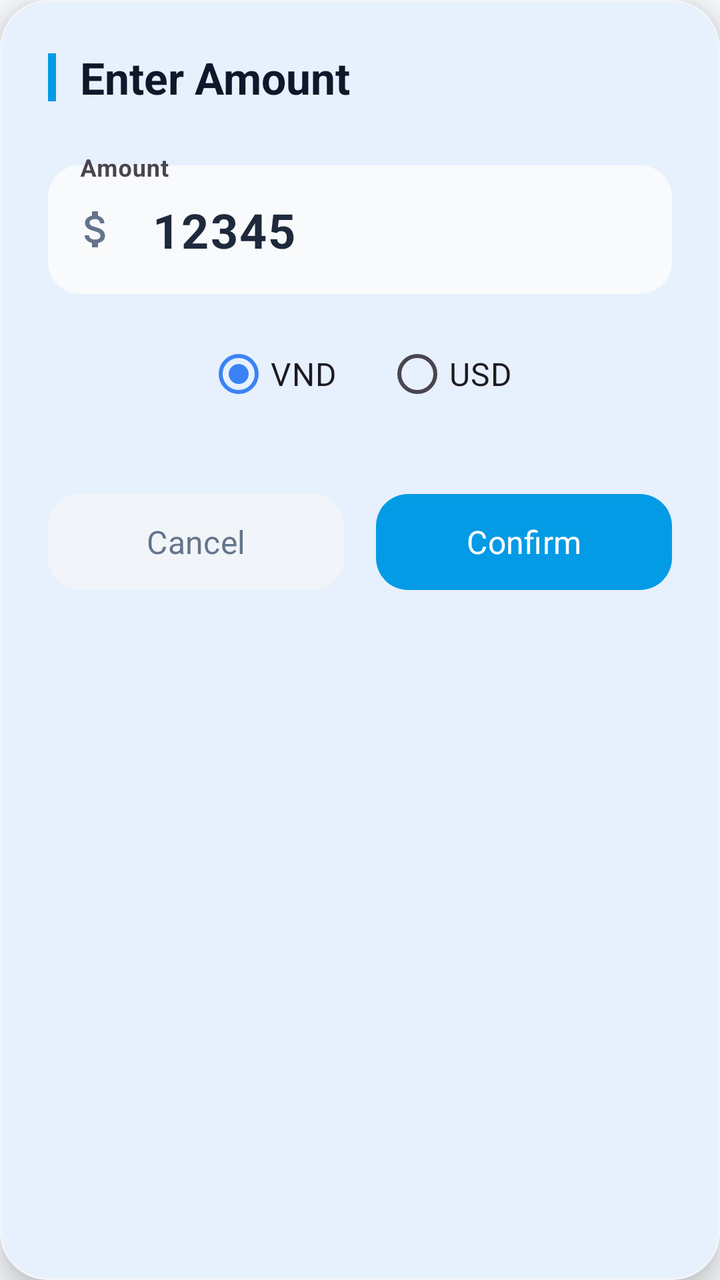
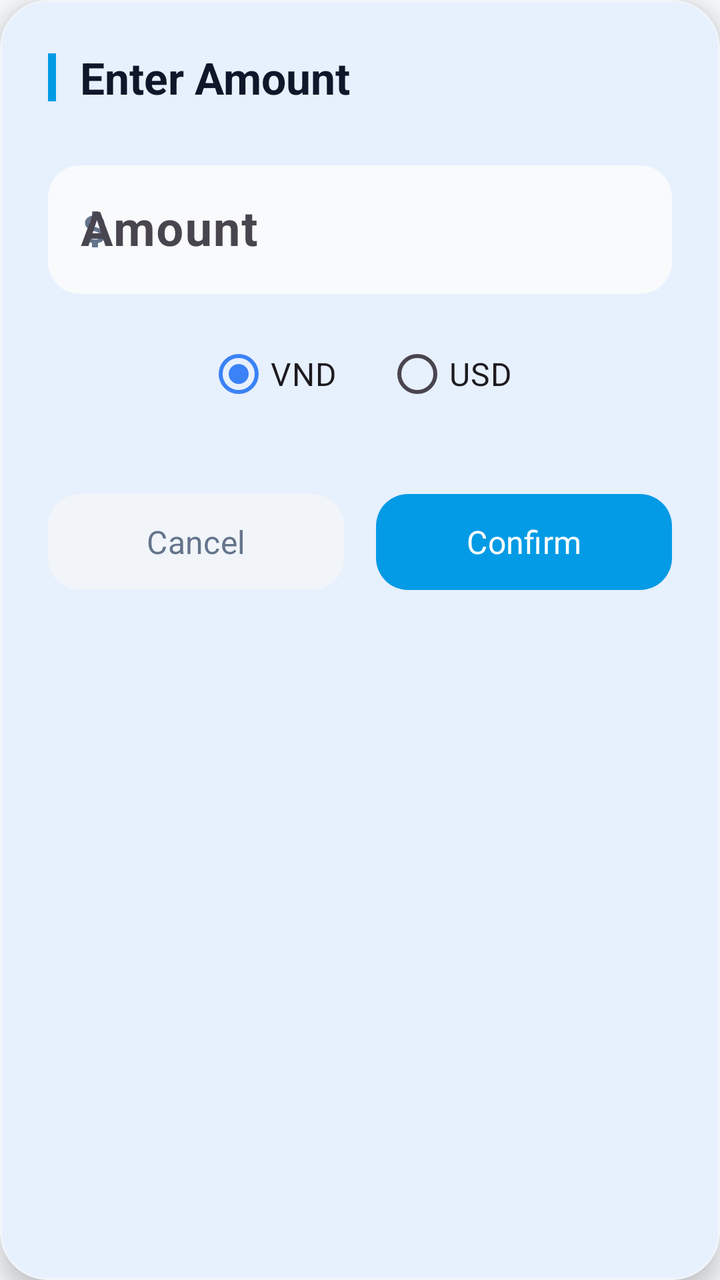

An Android layout rendered at two revisions. The XML below is the earlier revision; the diff shows what the commit changed to produce the second picture.
<!-- AndroidManifest.xml: application theme Theme.MySoftPOS -->
<!-- res/layout/dialog_amount_input.xml -->
<?xml version="1.0" encoding="utf-8"?>
<com.google.android.material.card.MaterialCardView xmlns:android="http://schemas.android.com/apk/res/android"
    xmlns:app="http://schemas.android.com/apk/res-auto"
    android:layout_width="match_parent"
    android:layout_height="wrap_content"
    android:layout_margin="16dp"
    app:cardBackgroundColor="@android:color/white"
    app:cardCornerRadius="24dp"
    app:cardElevation="8dp"
    app:strokeColor="#F1F5F9"
    app:strokeWidth="1dp">

    <LinearLayout
        android:layout_width="match_parent"
        android:layout_height="wrap_content"
        android:orientation="vertical"
        android:padding="24dp">

        <LinearLayout
            android:layout_width="match_parent"
            android:layout_height="wrap_content"
            android:orientation="horizontal"
            android:gravity="center_vertical"
            android:layout_marginBottom="24dp">
            
            <View
                android:layout_width="4dp"
                android:layout_height="24dp"
                android:background="#039BE5"
                android:layout_marginEnd="12dp"
                app:shapeAppearanceOverlay="@style/ShapeAppearance.Material3.Corner.Full"/>

            <TextView
                android:id="@+id/tvDialogTitle"
                android:layout_width="wrap_content"
                android:layout_height="wrap_content"
                android:text="Enter Amount"
                android:textColor="#0F172A"
                android:textSize="22sp"
                android:textStyle="bold" />
        </LinearLayout>

        <com.google.android.material.textfield.TextInputLayout
            android:id="@+id/tilAmount"
            android:layout_width="match_parent"
            android:layout_height="wrap_content"
            android:hint="Amount"
            app:boxBackgroundColor="#F8FAFC"
            app:boxStrokeColor="#039BE5"
            app:boxStrokeWidth="0dp"
            app:boxStrokeWidthFocused="2dp"
            app:boxCornerRadiusTopStart="16dp"
            app:boxCornerRadiusTopEnd="16dp"
            app:boxCornerRadiusBottomStart="16dp"
            app:boxCornerRadiusBottomEnd="16dp"
            app:startIconDrawable="@drawable/ic_attach_money"
            app:startIconTint="#64748B">

            <com.google.android.material.textfield.TextInputEditText
                android:id="@+id/etAmount"
                android:layout_width="match_parent"
                android:layout_height="wrap_content"
                android:inputType="number"
                android:text="12345"
                android:textSize="24sp"
                android:textStyle="bold"
                android:textColor="#1E293B"
                android:paddingVertical="16dp"/>
        </com.google.android.material.textfield.TextInputLayout>

        <RadioGroup
            android:id="@+id/rgCurrency"
            android:layout_width="match_parent"
            android:layout_height="wrap_content"
            android:orientation="horizontal"
            android:gravity="center"
            android:layout_marginTop="16dp">

            <RadioButton
                android:id="@+id/rbVnd"
                android:layout_width="wrap_content"
                android:layout_height="wrap_content"
                android:text="VND"
                android:checked="true"
                android:buttonTint="#039BE5"
                android:textSize="16sp"
                android:layout_marginEnd="24dp"/>

            <RadioButton
                android:id="@+id/rbUsd"
                android:layout_width="wrap_content"
                android:layout_height="wrap_content"
                android:text="USD"
                android:buttonTint="#039BE5"
                android:textSize="16sp"/>
        </RadioGroup>

        <LinearLayout
            android:layout_width="match_parent"
            android:layout_height="wrap_content"
            android:orientation="horizontal"
            android:layout_marginTop="32dp"
            android:weightSum="2">

            <com.google.android.material.button.MaterialButton
                android:id="@+id/btnCancel"
                android:layout_width="0dp"
                android:layout_height="56dp"
                android:layout_weight="1"
                android:layout_marginEnd="8dp"
                android:text="Cancel"
                android:textColor="#64748B"
                android:textSize="16sp"
                app:backgroundTint="#F1F5F9"
                app:cornerRadius="16dp"
                app:elevation="0dp"/>

            <com.google.android.material.button.MaterialButton
                android:id="@+id/btnConfirm"
                android:layout_width="0dp"
                android:layout_height="56dp"
                android:layout_weight="1"
                android:layout_marginStart="8dp"
                android:text="Confirm"
                android:textSize="16sp"
                app:backgroundTint="#039BE5"
                app:cornerRadius="16dp"
                app:elevation="2dp"/>
        </LinearLayout>
    </LinearLayout>

</com.google.android.material.card.MaterialCardView>
<!-- resources referenced by this layout -->
<resources>
  <!-- drawable ic_attach_money (drawable) -->
  <vector xmlns:android="http://schemas.android.com/apk/res/android"
      android:width="24dp"
      android:height="24dp"
      android:viewportWidth="24"
      android:viewportHeight="24">
    <path
        android:fillColor="#FF000000"
        android:pathData="M11.8,10.9c-2.27,-0.59 -3,-1.2 -3,-2.15c0,-1.09 1.01,-1.85 2.7,-1.85c1.78,0 2.44,0.85 2.5,2.1h2.21c-0.07,-1.72 -1.12,-3.3 -3.21,-3.81V3h-3v2.16c-1.94,0.42 -3.5,1.68 -3.5,3.61c0,2.31 1.91,3.46 4.7,4.13c2.5,0.6 3,1.48 3,2.41c0,0.69 -0.49,1.79 -2.7,1.79c-2.06,0 -2.87,-0.92 -2.98,-2.1h-2.2c0.12,2.19 1.76,3.42 3.68,3.83V21h3v-2.15c1.95,-0.37 3.5,-1.5 3.5,-3.55c0,-2.84 -2.43,-3.81 -4.7,-4.4z"/>
  </vector>
  <style name="Theme.MySoftPOS" parent="Theme.Material3.Light.NoActionBar">
          
          <item name="colorPrimary">@color/primary</item>
          <item name="colorOnPrimary">@color/on_primary</item>
          <item name="colorPrimaryContainer">@color/background</item>
          <item name="colorOnPrimaryContainer">@color/primary</item>
  
          <item name="colorSecondary">@color/secondary</item>
          <item name="colorOnSecondary">@color/on_secondary</item>
          
          
          <item name="colorSurface">@color/surface</item>
          <item name="colorOnSurface">@color/on_surface</item>
          <item name="android:colorBackground">@color/background</item>
          <item name="android:textColorPrimary">@color/text_primary</item>
          <item name="android:textColorSecondary">@color/text_secondary</item>
          
          
          <item name="android:editTextColor">@color/text_primary</item>
          <item name="android:textColorHint">@color/text_hint</item>
  
          <item name="colorError">@color/error</item>
          
          <item name="android:statusBarColor">@color/background</item>
          <item name="android:windowLightStatusBar">true</item>
  
          
          <item name="android:windowAnimationStyle">@style/AppWindowAnimations</item>
  
          
          <item name="android:fontFamily">sans-serif</item>
      </style>
  <color name="primary">#3B82F6</color>
  <color name="on_primary">#FFFFFF</color>
  <color name="background">#F8FAFC</color>
  <color name="secondary">#06B6D4</color>
  <color name="on_secondary">#000000</color>
  <color name="surface">#FFFFFF</color>
  <color name="on_surface">#1E293B</color>
  <color name="text_primary">#1E293B</color>
  <color name="text_secondary">#64748B</color>
  <color name="text_hint">#94A3B8</color>
  <color name="error">#EF4444</color>
  <style name="AppWindowAnimations" parent="@android:style/Animation.Activity">
          <item name="android:activityOpenEnterAnimation">@anim/slide_in_right</item>
          <item name="android:activityOpenExitAnimation">@anim/slide_out_left</item>
          <item name="android:activityCloseEnterAnimation">@anim/slide_in_left</item>
          <item name="android:activityCloseExitAnimation">@anim/slide_out_right</item>
      </style>
</resources>

<!-- the commit's change to res/layout/dialog_amount_input.xml (unified diff, before → after) -->
@@ -34,7 +34,7 @@
                 android:id="@+id/tvDialogTitle"
                 android:layout_width="wrap_content"
                 android:layout_height="wrap_content"
-                android:text="Enter Amount"
+                android:text="@string/dialog_amount_title"
                 android:textColor="#0F172A"
                 android:textSize="22sp"
                 android:textStyle="bold" />
@@ -44,7 +44,7 @@
             android:id="@+id/tilAmount"
             android:layout_width="match_parent"
             android:layout_height="wrap_content"
-            android:hint="Amount"
+            android:hint="@string/dialog_amount_hint"
             app:boxBackgroundColor="#F8FAFC"
             app:boxStrokeColor="#039BE5"
             app:boxStrokeWidth="0dp"
@@ -61,7 +61,7 @@
                 android:layout_width="match_parent"
                 android:layout_height="wrap_content"
                 android:inputType="number"
-                android:text="12345"
+                android:text=""
                 android:textSize="24sp"
                 android:textStyle="bold"
                 android:textColor="#1E293B"
@@ -80,7 +80,7 @@
                 android:id="@+id/rbVnd"
                 android:layout_width="wrap_content"
                 android:layout_height="wrap_content"
-                android:text="VND"
+                android:text="@string/currency_vnd"
                 android:checked="true"
                 android:buttonTint="#039BE5"
                 android:textSize="16sp"
@@ -90,7 +90,7 @@
                 android:id="@+id/rbUsd"
                 android:layout_width="wrap_content"
                 android:layout_height="wrap_content"
-                android:text="USD"
+                android:text="@string/currency_usd"
                 android:buttonTint="#039BE5"
                 android:textSize="16sp"/>
         </RadioGroup>
@@ -108,7 +108,7 @@
                 android:layout_height="56dp"
                 android:layout_weight="1"
                 android:layout_marginEnd="8dp"
-                android:text="Cancel"
+                android:text="@string/common_cancel"
                 android:textColor="#64748B"
                 android:textSize="16sp"
                 app:backgroundTint="#F1F5F9"
@@ -121,7 +121,7 @@
                 android:layout_height="56dp"
                 android:layout_weight="1"
                 android:layout_marginStart="8dp"
-                android:text="Confirm"
+                android:text="@string/common_confirm"
                 android:textSize="16sp"
                 app:backgroundTint="#039BE5"
                 app:cornerRadius="16dp"
<!-- resource entries referenced after the edit -->
@@ -10,6 +10,12 @@
         android:fillColor="#FF000000"
         android:pathData="M11.8,10.9c-2.27,-0.59 -3,-1.2 -3,-2.15c0,-1.09 1.01,-1.85 2.7,-1.85c1.78,0 2.44,0.85 2.5,2.1h2.21c-0.07,-1.72 -1.12,-3.3 -3.21,-3.81V3h-3v2.16c-1.94,0.42 -3.5,1.68 -3.5,3.61c0,2.31 1.91,3.46 4.7,4.13c2.5,0.6 3,1.48 3,2.41c0,0.69 -0.49,1.79 -2.7,1.79c-2.06,0 -2.87,-0.92 -2.98,-2.1h-2.2c0.12,2.19 1.76,3.42 3.68,3.83V21h3v-2.15c1.95,-0.37 3.5,-1.5 3.5,-3.55c0,-2.84 -2.43,-3.81 -4.7,-4.4z"/>
   </vector>
+  <string name="common_cancel">Cancel</string>
+  <string name="common_confirm">Confirm</string>
+  <string name="currency_usd">USD</string>
+  <string name="currency_vnd">VND</string>
+  <string name="dialog_amount_hint">Amount</string>
+  <string name="dialog_amount_title">Enter Amount</string>
   <style name="Theme.MySoftPOS" parent="Theme.Material3.Light.NoActionBar">
           
           <item name="colorPrimary">@color/primary</item>
